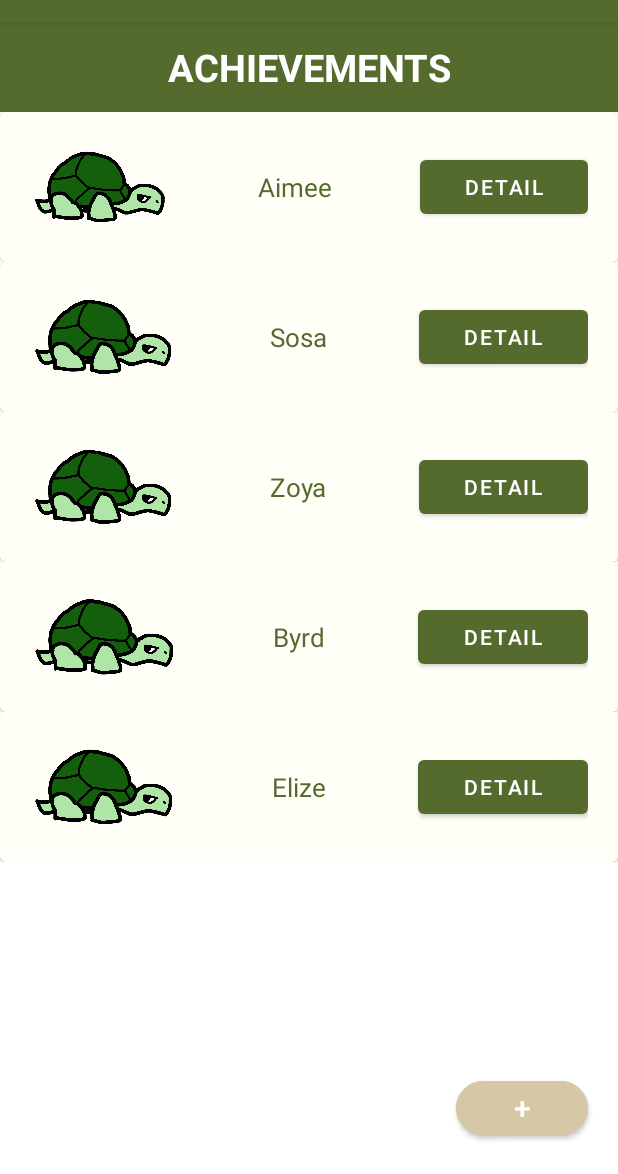
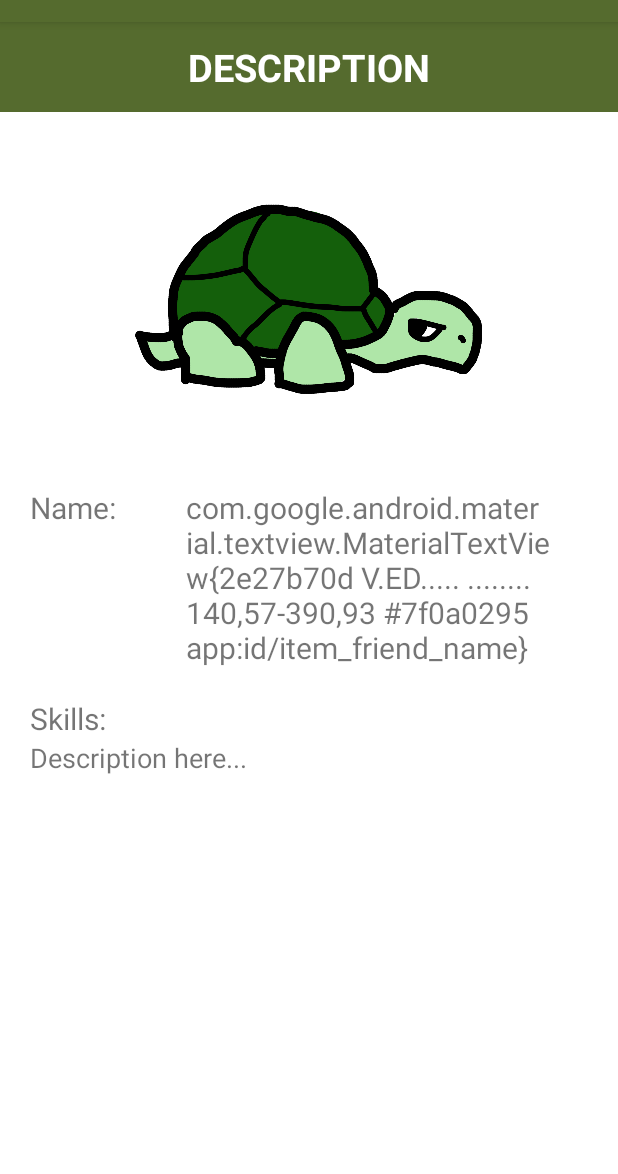
Before and after one commit to LiangL2020/NotLonesomeGeorge, an Android app: the AchievementsActivity screen opened directly, with no data from a screen before it, after a tap on "DETAIL", on a phone screen of 412 x 824 dp, the part 62-1236 px from its top. Run offline under Robolectric (Android 15) with nearby library versions, the phone set to English and light mode, and no system bars.

Commit message:
achievements to description working, trying on exchanging the name of turtle between activities

```diff
--- a/app/src/main/AndroidManifest.xml
+++ b/app/src/main/AndroidManifest.xml
@@ -25,6 +25,9 @@
         <activity
             android:name=".AchievementsActivity"
             android:exported="false" />
+        <activity
+            android:name=".DescriptionActivity"
+            android:exported="false" />
     </application>
 
 </manifest>
--- a/app/src/main/java/com/example/notlonesomegeorge/AchievementAdapter.kt
+++ b/app/src/main/java/com/example/notlonesomegeorge/AchievementAdapter.kt
@@ -1,6 +1,7 @@
 package com.example.notlonesomegeorge
 
 import android.app.Activity
+import android.content.Intent
 import android.util.Log
 import android.view.LayoutInflater
 import android.view.View
@@ -10,6 +11,7 @@ import android.widget.ImageView
 import android.widget.TextView
 import android.widget.Toast
 import androidx.cardview.widget.CardView
+import androidx.core.content.ContextCompat.startActivity
 import androidx.recyclerview.widget.RecyclerView
 
 private const val TAG = "activityTag"
@@ -61,7 +63,11 @@ class AchievementAdapter(val activity: Activity, private val achievements: List<
         fun bind(cAch: Achievement) {
             friendName.text = cAch.name
             launchButton.setOnClickListener {
-                Log.d(TAG, "button pressed")
+                Log.d(TAG, "button pressed for " + friendName.toString())
+                val intent = Intent(activity, DescriptionActivity::class.java).also {
+                    it.putExtra("friend_name_to_description", friendName.toString())
+                    activity.startActivity(it)
+                }
             }
 
             cardView.setOnLongClickListener {
@@ -72,9 +78,9 @@ class AchievementAdapter(val activity: Activity, private val achievements: List<
 
         // obtaining the references to various view objects we want to manipulate
         init {
-            friendIMG = itemView.findViewById(R.id.friend_img)
-            friendName = itemView.findViewById(R.id.friend_name)
-            launchButton = itemView.findViewById(R.id.friend_description_btn)
+            friendIMG = itemView.findViewById(R.id.item_friend_img)
+            friendName = itemView.findViewById(R.id.item_friend_name)
+            launchButton = itemView.findViewById(R.id.item_friend_description_btn)
             cardView = itemView.findViewById(R.id.achievementsCard)
         }
     }
--- a/app/src/main/java/com/example/notlonesomegeorge/AchievementsActivity.kt
+++ b/app/src/main/java/com/example/notlonesomegeorge/AchievementsActivity.kt
@@ -9,10 +9,14 @@ import androidx.appcompat.app.AppCompatActivity
 import androidx.recyclerview.widget.LinearLayoutManager
 import androidx.recyclerview.widget.RecyclerView
 
+private const val activityTag = "activityTag";
+
 class AchievementsActivity: AppCompatActivity() {
 
-    // DECLARE VARIABLES
-    var activityTag = "activityTag";
+    val names = arrayOf<String>("Aimee", "Sosa", "Zoya", "Byrd", "Elize", "Benjamin",
+        "Josef", "Downes", "Roscoe", "Wall", "Aj", "Owens", "Renae", "Beaumont", "Jobe",
+        "Morales", "Murphy", "Moon", "Riccardo", "Hodge")
+
     private lateinit var achRecyclerView: RecyclerView
     private lateinit var addAchBTN: Button
     private lateinit var achievements: ArrayList<Achievement>
@@ -44,9 +48,6 @@ class AchievementsActivity: AppCompatActivity() {
 
         var name: String
         val achievements = ArrayList<Achievement>()
-        val names = arrayOf<String>("Aimee", "Sosa", "Zoya", "Byrd", "Elize", "Benjamin",
-            "Josef", "Downes", "Roscoe", "Wall", "Aj", "Owens", "Renae", "Beaumont", "Jobe",
-            "Morales", "Murphy", "Moon", "Riccardo", "Hodge")
 
         // CREATE x ACHIEVEMENTS
         for (i in 1..5){
@@ -60,9 +61,6 @@ class AchievementsActivity: AppCompatActivity() {
         Log.i(activityTag, "In getAchievementList() AchievementsActivity...")
 
         var name: String
-        val names = arrayOf<String>("Aimee", "Sosa", "Zoya", "Byrd", "Elize", "Benjamin",
-            "Josef", "Downes", "Roscoe", "Wall", "Aj", "Owens", "Renae", "Beaumont", "Jobe",
-            "Morales", "Murphy", "Moon", "Riccardo", "Hodge")
 
         // ADD ACHIEVEMENT TO LIST
         name = names[achievements.size]
--- /dev/null
+++ b/app/src/main/java/com/example/notlonesomegeorge/DescriptionActivity.kt
@@ -0,0 +1,22 @@
+package com.example.notlonesomegeorge
+
+import android.os.Bundle
+import android.util.Log
+import android.widget.TextView
+import androidx.appcompat.app.AppCompatActivity
+
+class DescriptionActivity: AppCompatActivity(){
+
+    var activityTag = "activityTag"
+
+    override fun onCreate(savedInstanceState: Bundle?){
+        super.onCreate(savedInstanceState)
+        setContentView(R.layout.activity_description)
+        Log.i(activityTag, "In onCreate() DescriptionActivity...")
+
+        val tortoise_name = intent.getStringExtra("friend_name_to_description")
+        val display = findViewById<TextView>(R.id.skills_name).apply {
+            text = tortoise_name
+        }
+    }
+}
--- a/app/src/main/res/drawable/circular_button.xml
+++ /dev/null
@@ -1,4 +0,0 @@
-<?xml version="1.0" encoding="utf-8"?>
-<selector xmlns:android="http://schemas.android.com/apk/res/android">
-
-</selector>
--- a/app/src/main/res/layout/activity_achievements.xml
+++ b/app/src/main/res/layout/activity_achievements.xml
@@ -27,7 +27,7 @@
         android:orientation="vertical">
 
         <TextView
-            android:id="@+id/textView"
+            android:id="@+id/display_ach"
             android:layout_width="match_parent"
             android:layout_height="60dp"
             android:background="@color/olive_dark_green"
--- /dev/null
+++ b/app/src/main/res/layout/activity_description.xml
@@ -0,0 +1,79 @@
+<?xml version="1.0" encoding="utf-8"?>
+<androidx.constraintlayout.widget.ConstraintLayout xmlns:android="http://schemas.android.com/apk/res/android"
+    android:layout_width="match_parent"
+    android:layout_height="match_parent"
+    xmlns:app="http://schemas.android.com/apk/res-auto"
+    xmlns:tools="http://schemas.android.com/tools">
+
+    <LinearLayout
+        android:id="@+id/linearLayout"
+        android:layout_width="match_parent"
+        android:layout_height="match_parent"
+        android:orientation="vertical">
+
+        <TextView
+            android:id="@+id/display_description"
+            android:layout_width="match_parent"
+            android:layout_height="60dp"
+            android:background="@color/olive_dark_green"
+            android:gravity="center"
+            android:text="@string/description_display"
+            android:textAllCaps="true"
+            android:textColor="@color/white"
+            android:textSize="25sp"
+            android:textStyle="bold" />
+
+        <ImageView
+            android:id="@+id/skills_tortoise_img"
+            android:layout_width="wrap_content"
+            android:layout_height="250dp"
+            app:srcCompat="@drawable/tortoise" />
+
+        <LinearLayout
+            android:layout_width="match_parent"
+            android:layout_height="wrap_content"
+            android:orientation="horizontal">
+
+            <TextView
+                android:id="@+id/skills_name_title"
+                android:layout_width="wrap_content"
+                android:layout_height="wrap_content"
+                android:layout_marginLeft="20dp"
+                android:layout_weight="1"
+                android:text="@string/friend_name"
+                android:textSize="20sp" />
+
+            <TextView
+                android:id="@+id/skills_name"
+                android:layout_width="0dp"
+                android:layout_height="wrap_content"
+                android:layout_marginLeft="20dp"
+                android:layout_marginRight="20dp"
+                android:layout_marginBottom="20dp"
+                android:layout_weight="10"
+                android:text="Name here..."
+                android:textSize="20sp" />
+        </LinearLayout>
+
+        <TextView
+            android:id="@+id/skills_description_title"
+            android:layout_width="match_parent"
+            android:layout_height="wrap_content"
+            android:layout_marginLeft="20dp"
+            android:layout_marginRight="20dp"
+            android:text="@string/friend_description"
+            android:textSize="20sp"/>
+
+        <TextView
+            android:id="@+id/skills_description"
+            android:layout_width="match_parent"
+            android:layout_height="wrap_content"
+            android:layout_marginLeft="20dp"
+            android:layout_marginRight="20dp"
+            android:text="Description here..."
+            android:textSize="18sp"/>
+
+
+    </LinearLayout>
+
+</androidx.constraintlayout.widget.ConstraintLayout>
--- /dev/null
+++ b/app/src/main/res/layout/activity_skills.xml
@@ -0,0 +1,28 @@
+<?xml version="1.0" encoding="utf-8"?>
+<androidx.constraintlayout.widget.ConstraintLayout xmlns:android="http://schemas.android.com/apk/res/android"
+    android:layout_width="match_parent"
+    android:layout_height="match_parent"
+    xmlns:app="http://schemas.android.com/apk/res-auto"
+    xmlns:tools="http://schemas.android.com/tools">
+
+    <LinearLayout
+        android:id="@+id/linearLayout"
+        android:layout_width="match_parent"
+        android:layout_height="match_parent"
+        android:orientation="vertical">
+
+        <TextView
+            android:id="@+id/display_skills"
+            android:layout_width="match_parent"
+            android:layout_height="60dp"
+            android:background="@color/olive_dark_green"
+            android:gravity="center"
+            android:text="@string/skills_display"
+            android:textAllCaps="true"
+            android:textColor="@color/white"
+            android:textSize="25sp"
+            android:textStyle="bold" />
+
+    </LinearLayout>
+
+</androidx.constraintlayout.widget.ConstraintLayout>
--- a/app/src/main/res/layout/item_achievement.xml
+++ b/app/src/main/res/layout/item_achievement.xml
@@ -31,7 +31,7 @@
                 android:orientation="horizontal">
 
                 <ImageView
-                    android:id="@+id/friend_img"
+                    android:id="@+id/item_friend_img"
                     android:layout_width="0dp"
                     android:layout_height="wrap_content"
                     android:layout_weight="4"
@@ -39,7 +39,7 @@
                     app:srcCompat="@drawable/tortoise" />
 
                 <TextView
-                    android:id="@+id/friend_name"
+                    android:id="@+id/item_friend_name"
                     android:layout_width="wrap_content"
                     android:layout_height="wrap_content"
                     android:layout_weight="5"
@@ -50,7 +50,7 @@
                     tools:text="FRIEND NAME XXX"/>
 
                 <Button
-                    android:id="@+id/friend_description_btn"
+                    android:id="@+id/item_friend_description_btn"
                     android:layout_width="wrap_content"
                     android:layout_height="wrap_content"
                     android:layout_weight="1"
--- a/app/src/main/res/values/strings.xml
+++ b/app/src/main/res/values/strings.xml
@@ -26,4 +26,12 @@
     <string name="friend_tortoise_name">Friend Name XXX</string>
     <string name="friend_description_BTN">Detail</string>
 
+    <!-- description activity -->
+    <string name="description_display">Description</string>
+    <string name="friend_name">Name:</string>
+    <string name="friend_description">Skills:</string>
+
+    <!-- skills activity -->
+    <string name="skills_display">Skills</string>
+
 </resources>
```
